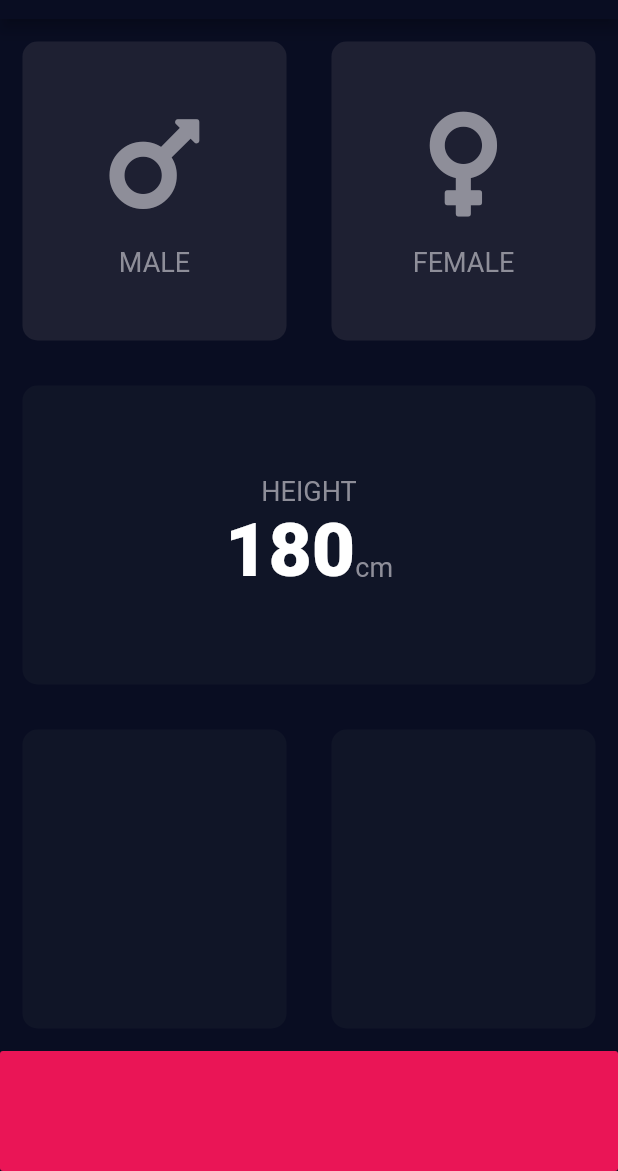
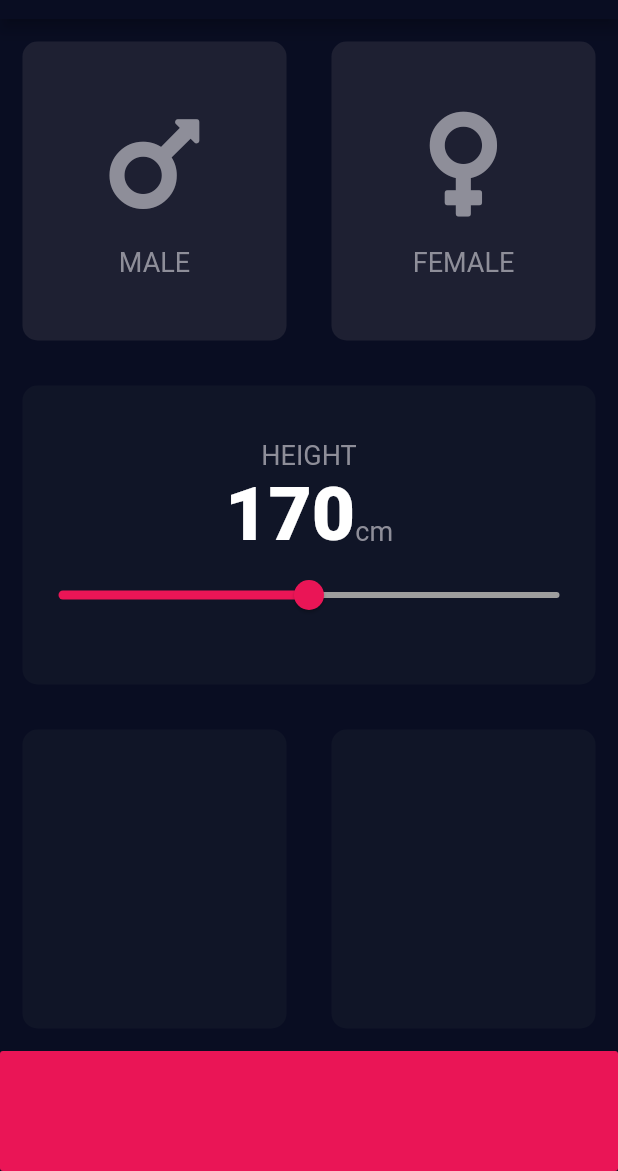
Before and after one commit to T-Davis/flutter_demos, a Flutter app: the screen it shows after launch, on a phone screen of 412 x 824 dp, the part 65-1236 px from its top. Run offline on Flutter 3.47's test engine with Material 2 defaults, Android fonts, the phone set to English and light mode, and no system bars; our stand-ins replace audioplayers, font_awesome_flutter, google_fonts, rflutter_alert.

Commit message:
Add slider to 'height' card

```diff
--- a/bmi-calculator-flutter/lib/input_page.dart
+++ b/bmi-calculator-flutter/lib/input_page.dart
@@ -12,6 +12,7 @@ class InputPage extends StatefulWidget {
 
 class _InputPageState extends State<InputPage> {
   Gender selectedGender;
+  int height = 170;
 
   @override
   Widget build(BuildContext context) {
@@ -76,13 +77,25 @@ class _InputPageState extends State<InputPage> {
                     textBaseline: TextBaseline.alphabetic,
                     children: <Widget>[
                       Text(
-                        '180',
+                        height.toString(),
                         style: numberTextStyle,
                       ),
                       LabelText(
                         text: 'cm',
                       )
                     ],
+                  ),
+                  Slider(
+                    value: height.toDouble(),
+                    min: 140,
+                    max: 200,
+                    activeColor: bottomContainerColor,
+                    inactiveColor: Colors.grey,
+                    onChanged: (value) {
+                      setState(() {
+                        height = value.round();
+                      });
+                    },
                   ),
                 ],
               ),
```
